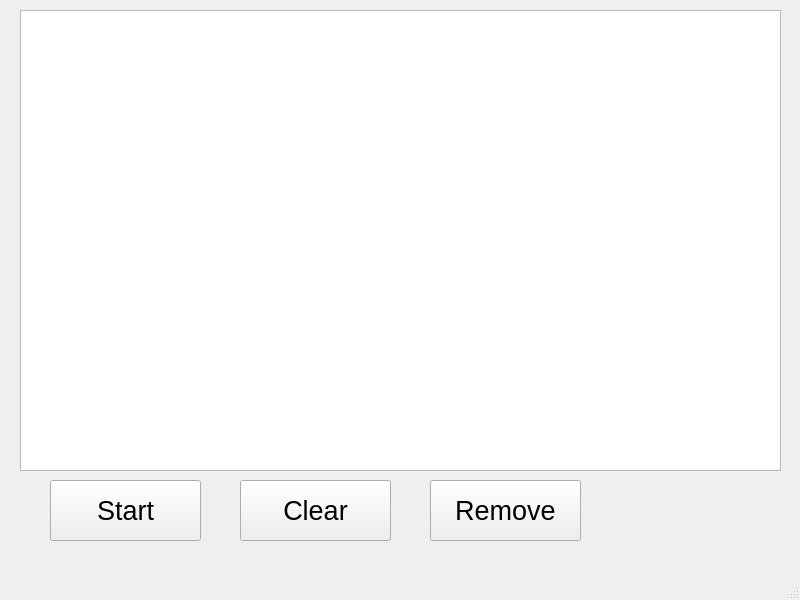
Above: gui.ui from kyoko9000/41.-List-view before the change. Below: the same form after it.
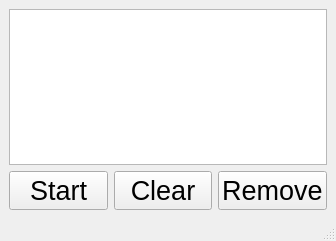
That is the form after the change.

What changed in the file:
```diff
--- a/gui.ui
+++ b/gui.ui
@@ -6,23 +6,26 @@
    <rect>
     <x>0</x>
     <y>0</y>
-    <width>800</width>
-    <height>600</height>
+    <width>336</width>
+    <height>241</height>
    </rect>
   </property>
   <property name="windowTitle">
    <string>MainWindow</string>
   </property>
   <widget class="QWidget" name="centralwidget">
+   <layout class="QGridLayout" name="gridLayout">
+    <item row="0" column="0" colspan="3">
+     <widget class="QListWidget" name="listWidget">
+      <property name="font">
+       <font>
+        <pointsize>20</pointsize>
+       </font>
+      </property>
+     </widget>
+    </item>
+    <item row="1" column="0">
    <widget class="QPushButton" name="Button_start">
-    <property name="geometry">
-     <rect>
-      <x>50</x>
-      <y>480</y>
-      <width>151</width>
-      <height>61</height>
-     </rect>
-    </property>
     <property name="font">
      <font>
       <pointsize>20</pointsize>
@@ -32,30 +35,9 @@
      <string>Start</string>
     </property>
    </widget>
-   <widget class="QListWidget" name="listWidget">
-    <property name="geometry">
-     <rect>
-      <x>20</x>
-      <y>10</y>
-      <width>761</width>
-      <height>461</height>
-     </rect>
-    </property>
-    <property name="font">
-     <font>
-      <pointsize>20</pointsize>
-     </font>
-    </property>
-   </widget>
+    </item>
+    <item row="1" column="1">
    <widget class="QPushButton" name="Button_clear">
-    <property name="geometry">
-     <rect>
-      <x>240</x>
-      <y>480</y>
-      <width>151</width>
-      <height>61</height>
-     </rect>
-    </property>
     <property name="font">
      <font>
       <pointsize>20</pointsize>
@@ -65,15 +47,9 @@
      <string>Clear</string>
     </property>
    </widget>
+    </item>
+    <item row="1" column="2">
    <widget class="QPushButton" name="Button_remove">
-    <property name="geometry">
-     <rect>
-      <x>430</x>
-      <y>480</y>
-      <width>151</width>
-      <height>61</height>
-     </rect>
-    </property>
     <property name="font">
      <font>
       <pointsize>20</pointsize>
@@ -83,6 +59,8 @@
      <string>Remove</string>
     </property>
    </widget>
+    </item>
+   </layout>
   </widget>
   <widget class="QMenuBar" name="menubar">
    <property name="geometry">
```
Left out of the diff: 2 changed lines with no effect on the pictures. Lines whose indentation alone changed are shown as unchanged.
